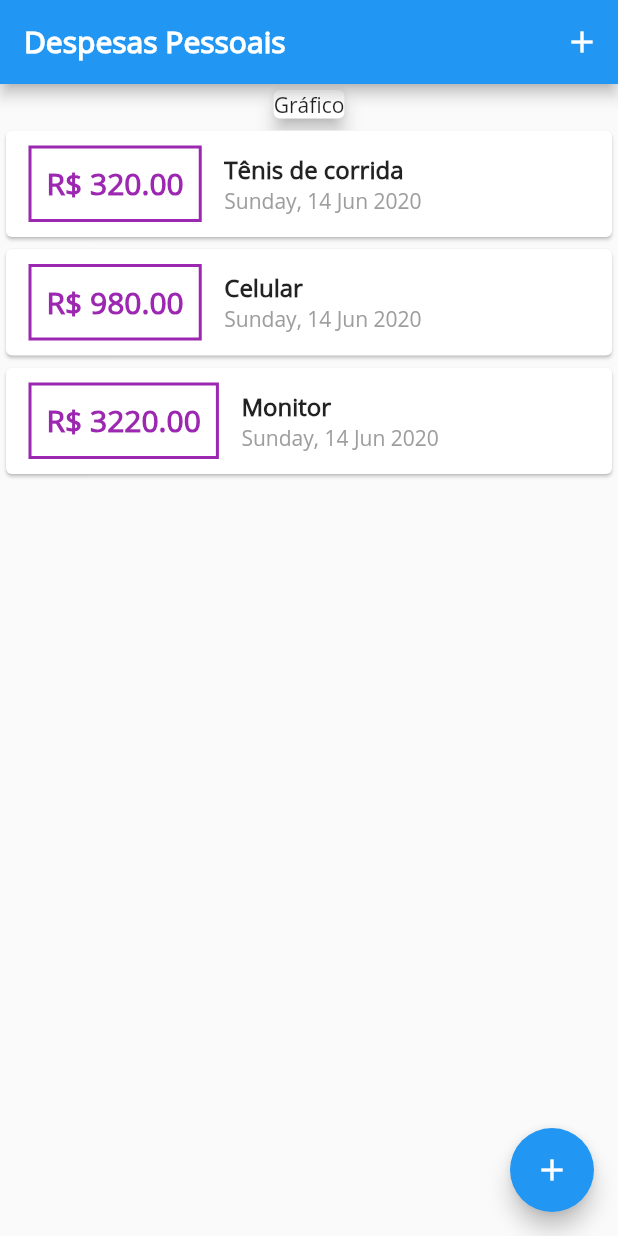
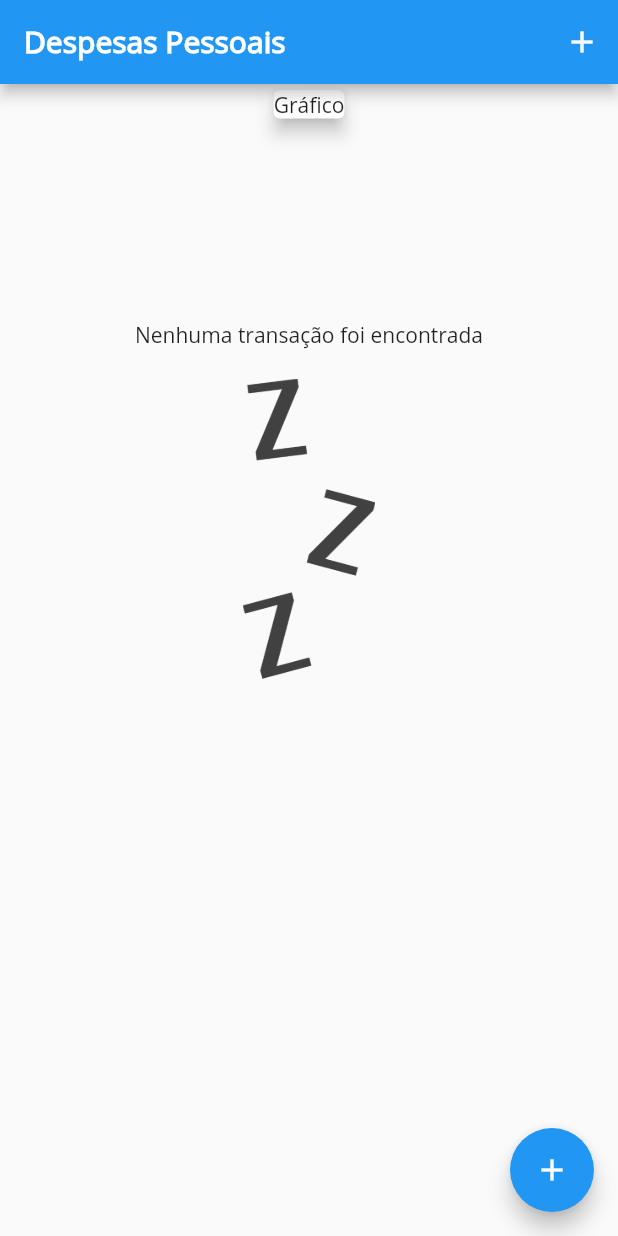
Before and after one commit to fhsbatista/expenses, a Flutter app: the screen it shows after launch, on a phone screen of 412 x 824 dp. Run offline on Flutter 3.47's test engine with Material 2 defaults, Android fonts, the phone set to English and light mode, and no system bars.

Commit message:
set a empty placeholder to be shown the there is no transactions to show.

```diff
--- a/lib/components/transactions_list.dart
+++ b/lib/components/transactions_list.dart
@@ -12,12 +12,36 @@ class TransactionsList extends StatelessWidget {
   Widget build(BuildContext context) {
     return Container(
       height: 500,
-      child: ListView.builder(
-        itemCount: transactions.length,
-        itemBuilder: (context, index) {
-          return transactions[index].toCard();
-        },
-      ),
+      child: transactions.isNotEmpty
+          ? ListView.builder(
+              itemCount: transactions.length,
+              itemBuilder: (context, index) {
+                return transactions[index].toCard();
+              },
+            )
+          : Column(
+              crossAxisAlignment: CrossAxisAlignment.stretch,
+              mainAxisAlignment: MainAxisAlignment.center,
+              children: <Widget>[
+                Center(
+                  child: Container(
+                    child: Text('Nenhuma transação foi encontrada'),
+                  ),
+                ),
+                SizedBox(
+                  height: 20,
+                ),
+                Container(
+                  height: 200,
+                  child: Center(
+                    child: Image.asset(
+                      'assets/images/waiting.png',
+                      fit: BoxFit.cover,
+                    ),
+                  ),
+                )
+              ],
+            ),
     );
   }
 
--- a/lib/main.dart
+++ b/lib/main.dart
@@ -96,7 +96,7 @@ class _HomePageState extends State<HomePage> {
             child: Text('Gráfico'),
             elevation: 5,
           ),
-          TransactionsOverView(_transactions),
+          TransactionsOverView(List()),
         ],
       ),
       floatingActionButton: FloatingActionButton(
--- a/pubspec.yaml
+++ b/pubspec.yaml
@@ -21,6 +21,8 @@ dev_dependencies:
     sdk: flutter
 
 flutter:
+  assets:
+    - assets/images/waiting.png
   fonts:
     - family: OpenSans
       fonts:
```
Also changed, not shown: assets/images/waiting.png (added).
